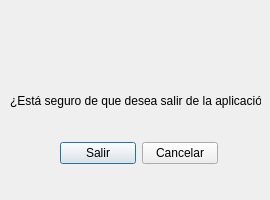
Qt form ui/dlgSalir.ui (IsmaPT2002/proyectoTallerDI) before a commit.
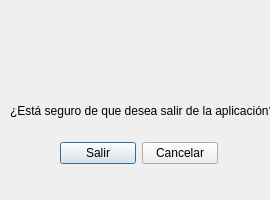
The same form after that commit. Icons and pictures are not drawn.

The edit to the form file:
```diff
--- a/ui/dlgSalir.ui
+++ b/ui/dlgSalir.ui
@@ -30,8 +30,8 @@
     <rect>
      <x>10</x>
      <y>90</y>
-     <width>251</width>
-     <height>21</height>
+     <width>271</width>
+     <height>41</height>
     </rect>
    </property>
    <property name="font">
```
Left out of the diff: 2 changed lines with no effect on the pictures.
